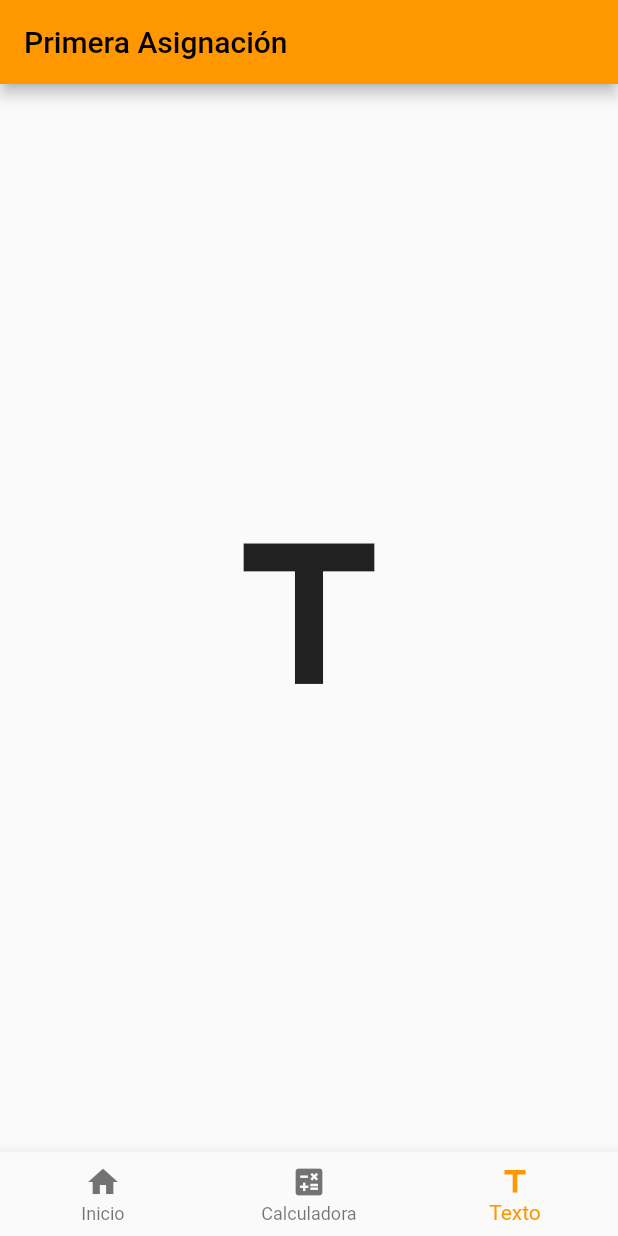
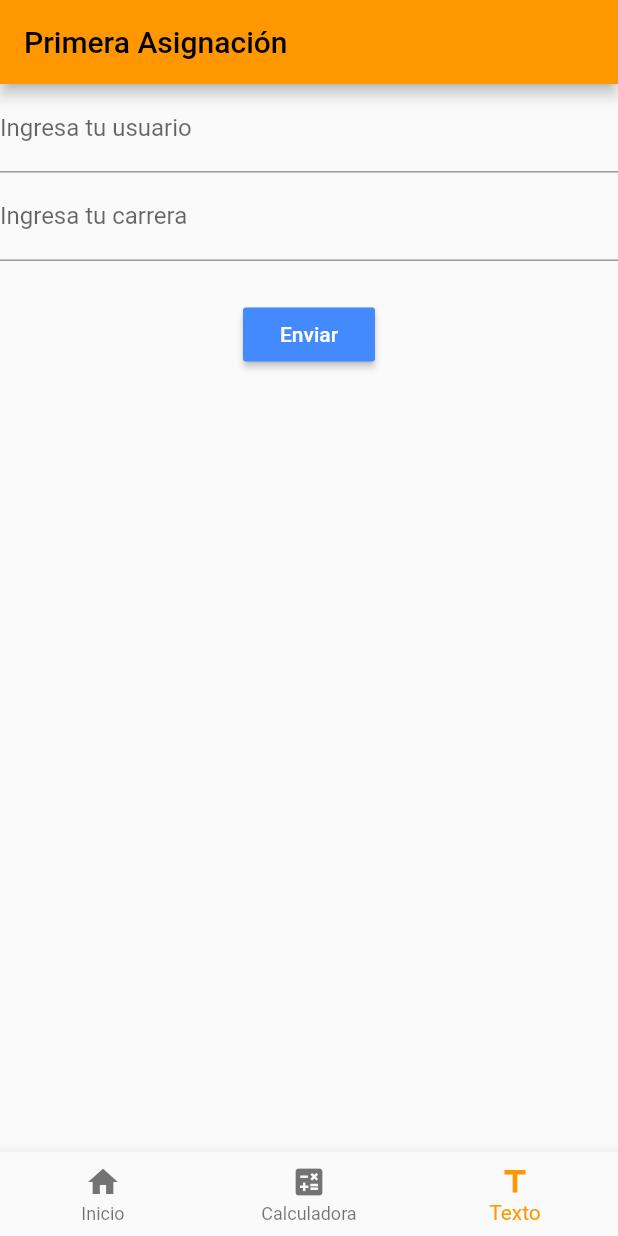
Before and after one commit to Alexvi011/Programacion_Movil, a Flutter app: the screen it shows after launch, item 3 of the bottom bar chosen, on a phone screen of 412 x 824 dp. Run offline on Flutter 3.47's test engine with Material 2 defaults, Android fonts, the phone set to English and light mode, and no system bars.

Commit message:
Se agregan campos de texto y redireccion a pantalla principal

```diff
--- a/Calculadora/lib/basic_bottom_nav_bar.dart
+++ b/Calculadora/lib/basic_bottom_nav_bar.dart
@@ -1,8 +1,12 @@
 import 'package:flutter/material.dart';
 import 'package:calculadora/calculadora.dart';
+import 'package:calculadora/texfield.dart';
+
+
 
 class BasicBottomNavBar extends StatefulWidget {
   const BasicBottomNavBar({Key? key}) : super(key: key);
+  //String texto2;
 
   @override
   _BasicBottomNavBarState createState() => _BasicBottomNavBarState();
@@ -12,16 +16,11 @@ class _BasicBottomNavBarState extends State<BasicBottomNavBar> {
   int _selectedIndex = 0;
 
   static const List<Widget> _pages = <Widget>[
-
-    Icon(
-      Icons.home,
-      size: 150,
+    Text(
+      "HOLA",
     ),
     Calculadora(),
-    Icon(
-      Icons.title,
-      size: 150,
-    ),
+    textField(),
     // Icon(
     //   Icons.chat,
     //   size: 150,
--- /dev/null
+++ b/Calculadora/lib/texfield.dart
@@ -0,0 +1,143 @@
+import 'package:calculadora/basic_bottom_nav_bar.dart';
+import 'package:flutter/material.dart';
+import 'package:flutter/painting.dart';
+
+
+
+class textField extends StatefulWidget {
+  const textField({Key? key}) : super(key: key);
+  @override
+  _textFieldState createState() => _textFieldState();
+}
+
+class _textFieldState extends State<textField>{
+
+  final _formKey = GlobalKey<FormState>();
+  late FocusNode myFocusNode;
+  String texto1 = "";
+  String texto2 = "";
+
+  @override
+  void initState() {
+    super.initState();
+    myFocusNode = FocusNode();
+  }
+
+  @override
+  void dispose() {
+    // Limpia el nodo focus cuando se haga dispose al formulario
+    myFocusNode.dispose();
+    super.dispose();
+  }
+
+/*
+  @override
+  Widget build(BuildContext context) {
+    return Scaffold(
+      body: Padding(
+        padding: const EdgeInsets.all(16.0),
+        child: Column(
+          children: [
+            // El primer campo de texto se enfocará tan pronto como se inicie la aplicación
+            TextField(
+              decoration: InputDecoration(
+                  labelText: 'Ingresa tu usuario'
+              ),
+              autofocus: true,
+            ),
+            // El segundo campo de texto se enfocará cuando un usuario pulse el
+            // FloatingActionButton
+            TextField(
+              decoration: InputDecoration(
+                  labelText: 'Ingresa tu carrera'
+              ),
+              focusNode: myFocusNode,
+            ),
+          ],
+        ),
+
+      ),
+
+      floatingActionButton: FloatingActionButton(
+        // Cuando el botón es pulsado, pide a Flutter que haga focus sobre nuestro
+        // campo de texto usando myFocusNode.
+        onPressed: () => FocusScope.of(context).requestFocus(myFocusNode),
+        tooltip: 'Focus Second Text Field',
+        child: Icon(Icons.edit),
+      ), // Esta coma final hace que el auto-formatting sea más agradable para los métodos build.
+    );
+
+  }
+*/
+
+  @override
+  Widget build(BuildContext context) {
+    // Crea un widget Form usando el _formKey que creamos anteriormente
+    return Form(
+
+      key: _formKey,
+      child: Column(
+        crossAxisAlignment: CrossAxisAlignment.center,
+        children: <Widget>[
+
+          /// CAMPO DE TEXTO 1
+          TextFormField(
+            textAlign: TextAlign.center,
+            validator: (value) {
+              if (value!.isEmpty) {
+                return 'Ingrese el usuario';
+              }else{
+                texto1 = value;
+              }
+            },
+            decoration: InputDecoration(
+                labelText: 'Ingresa tu usuario'
+            ),
+
+          ),
+
+          /// CAMPO DE TEXTO 2
+          TextFormField(
+            textAlign: TextAlign.center,
+            validator: (value) {
+              if (value!.isEmpty) {
+                return 'Ingrese al area que pertenece';
+              }else{
+                texto2 = value;
+                Navigator.of(context).push(MaterialPageRoute(builder: (BuildContext context){
+                  return new BasicBottomNavBar();
+                }));
+              }
+            },
+            decoration: InputDecoration(
+
+                labelText: 'Ingresa tu carrera'
+            ),
+          ),
+
+          /// MENSAJE DE ENVIO Y BOTON DE ENVIAR
+          Padding(
+
+            padding: const EdgeInsets.symmetric(horizontal: 1, vertical: 25),
+            child: RaisedButton(
+              color: Colors.blueAccent,
+              textColor: Colors.white,
+              onPressed: () {
+                // devolverá true si el formulario es válido, o falso si
+                // el formulario no es válido.
+                if (_formKey.currentState!.validate()) {
+                  // Si el formulario es válido, queremos mostrar un Snackbar
+                  Scaffold.of(context)
+                      .showSnackBar(SnackBar(content: Text('Usuario:'+texto1+'\nCarrera: '+texto2)));
+
+                }
+              },
+              child: Text('Enviar'),
+            ),
+          ),
+
+        ],
+      ),
+    );
+  }
+}
```
Also changed, not shown: Calculadora/lib/calculadora.dart (+39 -29 lines).
